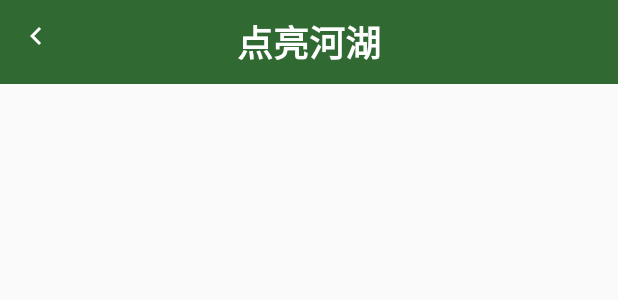
After one commit to Ljl233/LakeCircle, an Android app: the layout fragment_light.xml on its own in the app's theme, with its tools: preview values and no code run, on a phone screen of 412 x 824 dp. The commit adds this screen. Shown: the top 300 px of the screen. Run offline under Robolectric (Android 15) with nearby library versions, the phone set to English and light mode, and no system bars.

Commit message:
light toolbar

```diff
--- a/app/src/main/AndroidManifest.xml
+++ b/app/src/main/AndroidManifest.xml
@@ -9,7 +9,8 @@
         android:roundIcon="@mipmap/ic_launcher_round"
         android:supportsRtl="true"
         android:theme="@style/AppTheme">
-        <activity android:name=".ui.home.upimage.ULQActivity"></activity>
+        <activity android:name=".ui.home.light.LightActivity"></activity>
+        <activity android:name=".ui.home.upimage.ULQActivity" />
         <activity android:name=".ui.login.forgetpwd.PasswordActivity" />
         <activity android:name=".ui.login.logup.LogupActivity" />
         <activity android:name=".ui.login.LoginActivity">
@@ -20,6 +21,7 @@
             </intent-filter>
         </activity>
         <activity android:name=".ui.mainControl.MainActivity" />
+
         <provider
             android:name="androidx.core.content.FileProvider"
             android:authorities="com.example.lakecircle.fileprovider"
--- /dev/null
+++ b/app/src/main/res/drawable/ic_nav_white_24dp.xml
@@ -0,0 +1,5 @@
+<vector android:height="32dp" android:tint="#FFFFFF"
+    android:viewportHeight="32.0" android:viewportWidth="32.0"
+    android:width="32dp" xmlns:android="http://schemas.android.com/apk/res/android">
+    <path android:fillColor="#FF000000" android:pathData="M15.41,7.41L14,6l-6,6 6,6 1.41,-1.41L10.83,12z"/>
+</vector>
--- /dev/null
+++ b/app/src/main/res/layout/fragment_light.xml
@@ -0,0 +1,31 @@
+<?xml version="1.0" encoding="utf-8"?>
+<androidx.constraintlayout.widget.ConstraintLayout xmlns:android="http://schemas.android.com/apk/res/android"
+    xmlns:app="http://schemas.android.com/apk/res-auto"
+    xmlns:tools="http://schemas.android.com/tools"
+    android:layout_width="match_parent"
+    android:layout_height="match_parent"
+    tools:context=".ui.home.light.LightFragment">
+
+    <androidx.appcompat.widget.Toolbar
+        android:id="@+id/light_toolbar"
+        android:layout_width="0dp"
+        android:layout_height="?actionBarSize"
+        android:background="@color/colorPrimaryDark"
+        app:layout_constraintBottom_toBottomOf="parent"
+        app:layout_constraintEnd_toEndOf="parent"
+        app:layout_constraintStart_toStartOf="parent"
+        app:layout_constraintTop_toTopOf="parent"
+        app:navigationIcon="@drawable/ic_nav_white_24dp"
+        app:layout_constraintVertical_bias="0.0">
+
+        <TextView
+            android:layout_width="wrap_content"
+            android:layout_height="wrap_content"
+            android:text="@string/light_circle"
+            android:layout_gravity="center"
+            android:textSize="24sp"
+            android:textStyle="bold"
+            android:textColor="@android:color/white" />
+    </androidx.appcompat.widget.Toolbar>
+
+</androidx.constraintlayout.widget.ConstraintLayout>
--- a/app/src/main/res/values/strings.xml
+++ b/app/src/main/res/values/strings.xml
@@ -23,6 +23,7 @@
     <string name="question_content">问题内容</string>
     <string name="pick_from_album">从相册选择</string>
     <string name="dismiss">取消</string>
+    <string name="light_circle">点亮河湖</string>
 
     <string-array name="pwd_question">
         <item>请选择密保问题：</item>
```
Also changed, not shown: app/src/main/java/com/example/lakecircle/ui/home/HomeFragment.java (+6 -1 lines), app/src/main/java/com/example/lakecircle/ui/home/light/LightFragment.java (added, +29 -0 lines), app/src/main/res/navigation/nav_graph.xml (+8 -1 lines).
